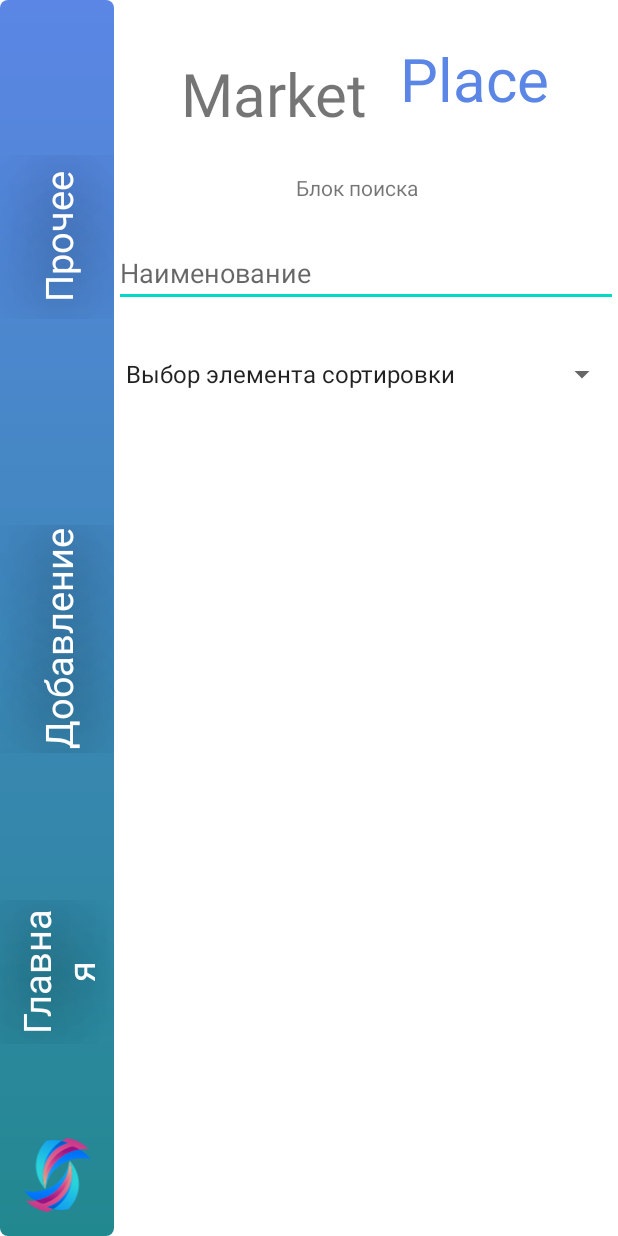
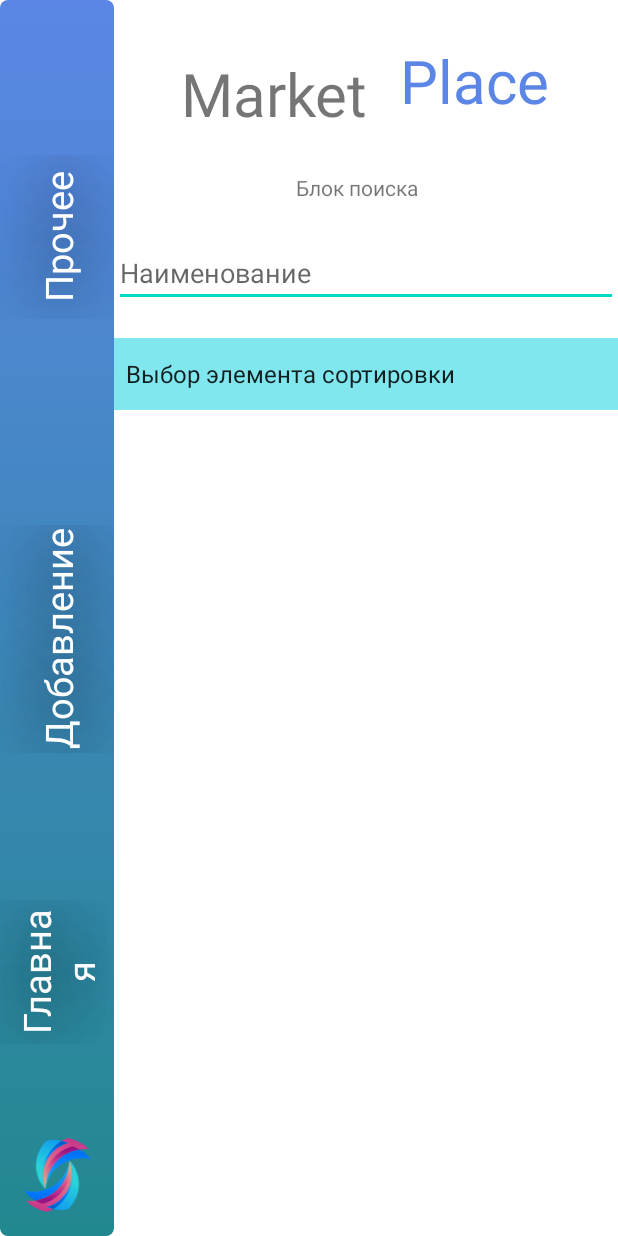
Before and after one commit to JUNEDEVERY/ProjectMarketPlace, an Android app: the screen it shows after launch (MainActivity), on a phone screen of 412 x 824 dp. Run offline under Robolectric (Android 15) with nearby library versions, the light colour scheme and no system bars; Roboto replaces fonts that are not available here.

Commit message:
last moments...

```diff
--- a/app/src/main/java/com/example/ozon/Addendum.java
+++ b/app/src/main/java/com/example/ozon/Addendum.java
@@ -253,13 +253,13 @@ public class Addendum extends AppCompatActivity implements View.OnClickListener
                         return;
                     }
                     Toast.makeText(Addendum.this, "Товар успешно добавлен", Toast.LENGTH_SHORT).show();
-
+                    loadingPB.setVisibility(View.GONE);
                     name.setText("");
                     weight.setText("");
                     price.setText("");
                     nameproz.setText("");
                     country.setText("");
-                    loadingPB.setVisibility(View.INVISIBLE);
+
 
 
                 }
--- a/app/src/main/java/com/example/ozon/ChangeActivity.java
+++ b/app/src/main/java/com/example/ozon/ChangeActivity.java
@@ -84,7 +84,7 @@ public class ChangeActivity extends AppCompatActivity implements View.OnClickLis
     @Override
     protected void onCreate(Bundle savedInstanceState) {
         super.onCreate(savedInstanceState);
-        setContentView(R.layout.activity_change);
+        setContentView(R.layout.activity_change2);
 
         name = findViewById(R.id.etName);
         price = findViewById(R.id.etPrice);
@@ -243,6 +243,7 @@ public class ChangeActivity extends AppCompatActivity implements View.OnClickLis
     }
 
     private void showAll() {
+        loadingPB.setVisibility(View.VISIBLE);
         Retrofit retrofit = new Retrofit.Builder()
                 .baseUrl("https://ngknn.ru:5001/ngknn/герасимовна/api/")
                 .addConverterFactory(GsonConverterFactory.create())
@@ -264,7 +265,7 @@ public class ChangeActivity extends AppCompatActivity implements View.OnClickLis
                 nameproz.setText(response.body().getNameProiz());
                 country.setText(response.body().getCountryProiz());
                 nPicture = response.body().getImage();
-
+                loadingPB.setVisibility(View.INVISIBLE);
 
                 if (response.body().getImage() == null) {
                     picture.setImageResource(R.drawable.nullphoto);
--- a/app/src/main/java/com/example/ozon/MainActivity.java
+++ b/app/src/main/java/com/example/ozon/MainActivity.java
@@ -156,10 +156,10 @@ public class MainActivity extends AppCompatActivity {
                             productJson.getString("picture")
 
                     );
-                    loadingPB.setVisibility(View.INVISIBLE);
+
                     listProduct.add(tempProduct);
                     pAdapter.notifyDataSetInvalidated();
-
+                    loadingPB.setVisibility(View.INVISIBLE);
                 }
             } catch (Exception ignored) {
 
--- a/app/src/main/res/layout/activity_main.xml
+++ b/app/src/main/res/layout/activity_main.xml
@@ -124,7 +124,7 @@
         android:layout_height="wrap_content"
         android:layout_marginStart="5dp"
         android:layout_marginEnd="32dp"
-        android:layout_marginBottom="10dp"
+        android:layout_marginBottom="8dp"
         android:endColor="#22888F"
         android:fontFamily="@font/alfa_slab_one"
         android:startColor="#5b86e5"
@@ -164,6 +164,8 @@
         android:layout_marginBottom="15dp"
         android:entries="@array/spinner"
         android:minHeight="48dp"
+        android:background="@color/spinner_color"
+        android:spinnerMode="dialog"
         app:layout_constraintBottom_toTopOf="@+id/ListProduct"
         app:layout_constraintEnd_toEndOf="parent"
         app:layout_constraintStart_toEndOf="@+id/consLayuot"
--- a/app/src/main/res/values/colors.xml
+++ b/app/src/main/res/values/colors.xml
@@ -9,4 +9,5 @@
     <color name="white">#FFFFFFFF</color>
     <color name="start_color">#36d1dc</color>
     <color name="end_color">#5b86e5</color>
+    <color name="spinner_color">#80e7ee</color>
 </resources>
```
Also changed, not shown: app/src/main/res/layout/activity_about.xml (+6 -3 lines), app/src/main/res/layout/activity_change2.xml (renamed from app/src/main/res/layout/activity_change.xml).
